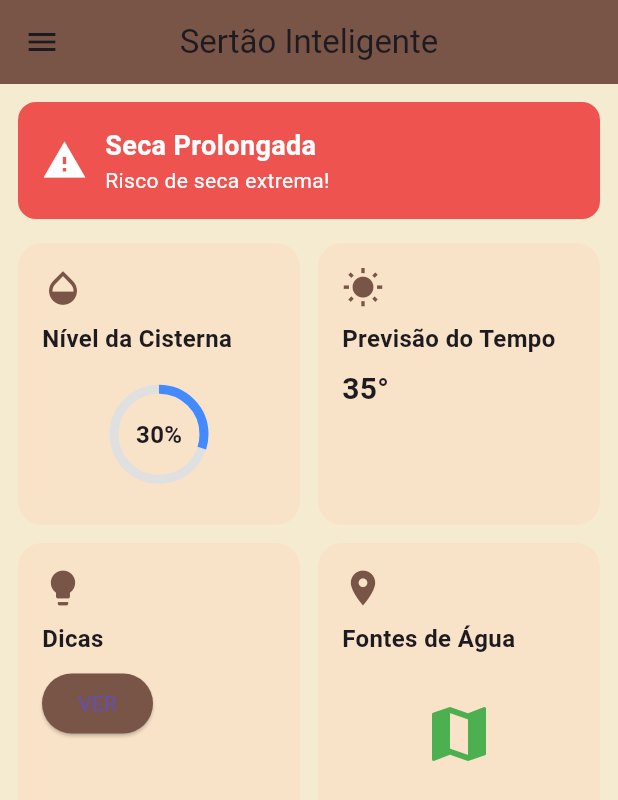
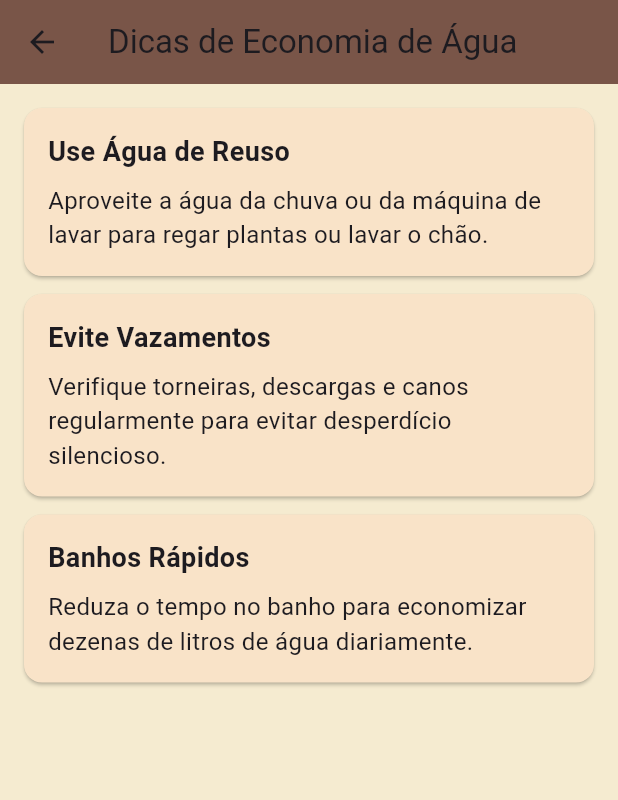
Before and after one commit to LucasMatteis/SertaoInteligenteApp, a Flutter app: the screen it shows after launch, after a tap on "VER", on a phone screen of 412 x 824 dp. Shown: the top 800 px of the screen. Run offline on Flutter 3.47's test engine with Material 3 defaults, Android fonts, the phone set to English and light mode, and no system bars; Roboto replaces fonts that are missing (Arial).

Commit message:
Update main.dart
adicionando cards de dicas

```diff
--- a/SertaoInteligenteApp/SertaoInteligenteApp/lib/main.dart
+++ b/SertaoInteligenteApp/SertaoInteligenteApp/lib/main.dart
@@ -57,8 +57,7 @@ class HomePage extends StatelessWidget {
                                 fontSize: 18,
                                 fontWeight: FontWeight.bold)),
                         Text("Risco de seca extrema!",
-                            style:
-                                TextStyle(color: Colors.white, fontSize: 14)),
+                            style: TextStyle(color: Colors.white, fontSize: 14)),
                       ],
                     ),
                   ),
@@ -74,6 +73,7 @@ class HomePage extends StatelessWidget {
                 crossAxisSpacing: 12,
                 children: [
                   buildCard(
+                    context,
                     icon: Icons.opacity,
                     title: 'Nível da Cisterna',
                     content: '30%',
@@ -81,12 +81,14 @@ class HomePage extends StatelessWidget {
                     gauge: true,
                   ),
                   buildCard(
+                    context,
                     icon: Icons.wb_sunny,
                     title: 'Previsão do Tempo',
                     content: '35°',
                     color: cardColor,
                   ),
                   buildCard(
+                    context,
                     icon: Icons.lightbulb,
                     title: 'Dicas',
                     content: 'VER',
@@ -94,6 +96,7 @@ class HomePage extends StatelessWidget {
                     button: true,
                   ),
                   buildCard(
+                    context,
                     icon: Icons.place,
                     title: 'Fontes de Água',
                     content: '',
@@ -109,7 +112,8 @@ class HomePage extends StatelessWidget {
     );
   }
 
-  Widget buildCard({
+  Widget buildCard(
+    BuildContext context, {
     required IconData icon,
     required String title,
     required String content,
@@ -134,7 +138,12 @@ class HomePage extends StatelessWidget {
           SizedBox(height: 8),
           if (button)
             ElevatedButton(
-              onPressed: () {},
+              onPressed: () {
+                Navigator.push(
+                  context,
+                  MaterialPageRoute(builder: (context) => DicasPage()),
+                );
+              },
               style: ElevatedButton.styleFrom(
                 backgroundColor: Colors.brown,
               ),
@@ -178,3 +187,59 @@ class HomePage extends StatelessWidget {
     );
   }
 }
+
+class DicasPage extends StatelessWidget {
+  final List<Map<String, String>> dicas = [
+    {
+      'titulo': 'Use Água de Reuso',
+      'descricao': 'Aproveite a água da chuva ou da máquina de lavar para regar plantas ou lavar o chão.'
+    },
+    {
+      'titulo': 'Evite Vazamentos',
+      'descricao': 'Verifique torneiras, descargas e canos regularmente para evitar desperdício silencioso.'
+    },
+    {
+      'titulo': 'Banhos Rápidos',
+      'descricao': 'Reduza o tempo no banho para economizar dezenas de litros de água diariamente.'
+    },
+  ];
+
+  @override
+  Widget build(BuildContext context) {
+    return Scaffold(
+      appBar: AppBar(
+        title: Text('Dicas de Economia de Água'),
+        backgroundColor: Colors.brown,
+      ),
+      body: ListView.builder(
+        padding: EdgeInsets.all(16),
+        itemCount: dicas.length,
+        itemBuilder: (context, index) {
+          final dica = dicas[index];
+          return Card(
+            color: Color(0xFFF9E3C8),
+            shape: RoundedRectangleBorder(borderRadius: BorderRadius.circular(12)),
+            margin: EdgeInsets.only(bottom: 12),
+            child: Padding(
+              padding: const EdgeInsets.all(16),
+              child: Column(
+                crossAxisAlignment: CrossAxisAlignment.start,
+                children: [
+                  Text(
+                    dica['titulo'] ?? '',
+                    style: TextStyle(fontSize: 18, fontWeight: FontWeight.bold),
+                  ),
+                  SizedBox(height: 8),
+                  Text(
+                    dica['descricao'] ?? '',
+                    style: TextStyle(fontSize: 16),
+                  ),
+                ],
+              ),
+            ),
+          );
+        },
+      ),
+    );
+  }
+}
```
